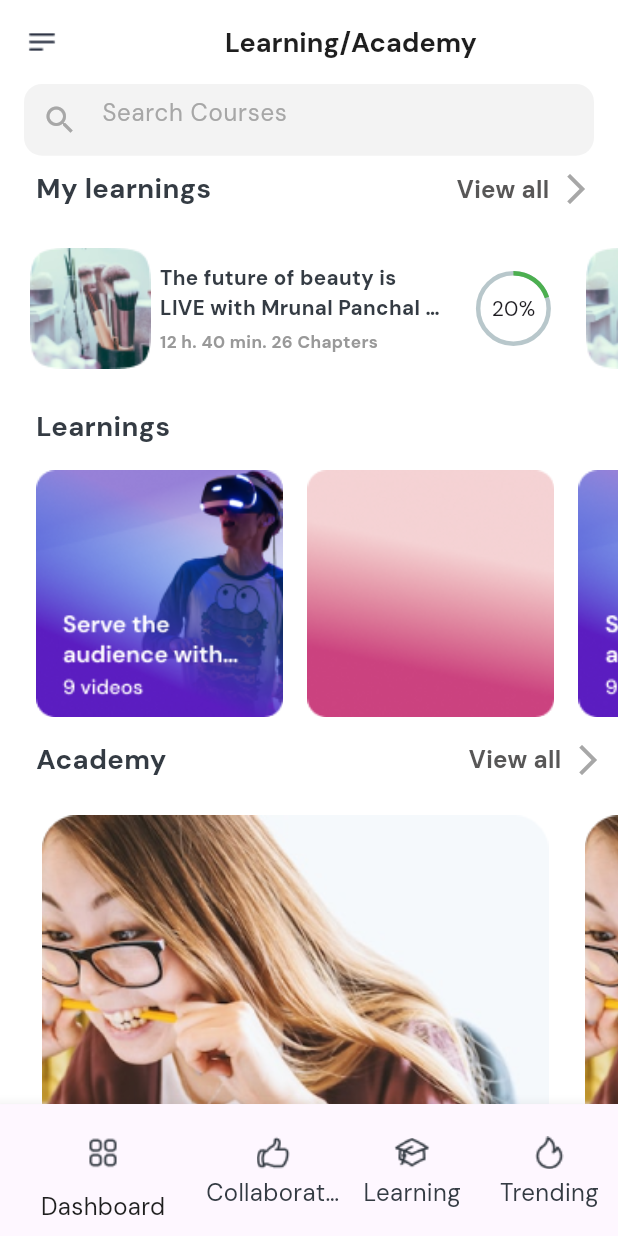
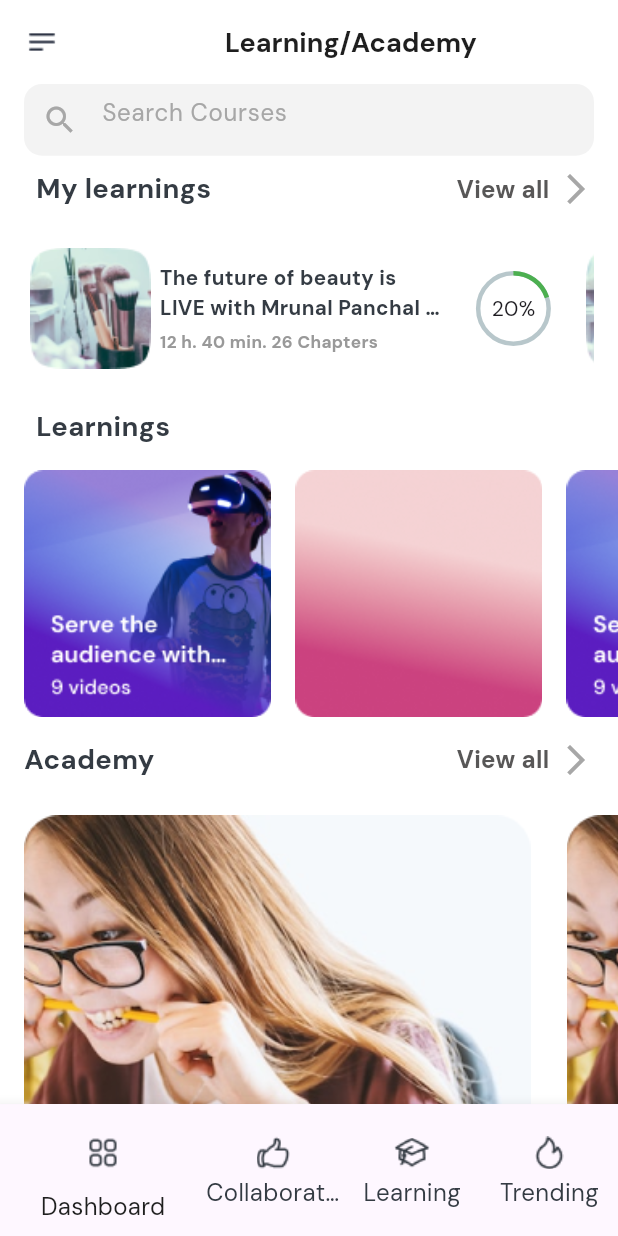
Before and after one commit to 1990jahir/e_learning, a Flutter app: the screen it shows after launch, on a phone screen of 412 x 824 dp. Run offline on Flutter 3.47's test engine with Material 3 defaults, Android fonts, the phone set to English and light mode, and no system bars; drawn by our look-alikes of percent_indicator; our stand-ins replace flutter_screenutil, get.

Commit message:
2nd commit

```diff
--- a/lib/app/modules/home/views/home_view.dart
+++ b/lib/app/modules/home/views/home_view.dart
@@ -37,16 +37,14 @@ class HomeView extends GetView<HomeController> {
         ),
       ),
       drawer: WidgetManager.dashboardDrawer(),
-      body: Padding(
-        padding: const EdgeInsets.only(left: 16.0),
-        child: SingleChildScrollView(
+      body: SingleChildScrollView(
         physics: const BouncingScrollPhysics(),
         scrollDirection: Axis.vertical,
         child: Column(
           crossAxisAlignment: CrossAxisAlignment.start,
           children: [
             Padding(
-                padding: const EdgeInsets.only(right: 16.0),
+              padding: const EdgeInsets.only(right: 16.0,left: 16.0),
               child: Container(
                 height: 40.h,
                 decoration: BoxDecoration(
@@ -76,7 +74,7 @@ class HomeView extends GetView<HomeController> {
             ),
             SizedBox(height: 8.h,),
             Padding(
-                padding: const EdgeInsets.only(right: 16.0),
+              padding: const EdgeInsets.only(right: 16.0,left: 16.0),
               child: Row(
                 mainAxisAlignment: MainAxisAlignment.spaceBetween,
                 crossAxisAlignment: CrossAxisAlignment.center,
@@ -114,7 +112,9 @@ class HomeView extends GetView<HomeController> {
               ),
             ),
             SizedBox(height: 8.h,),
-              Container(
+            Padding(
+              padding: const EdgeInsets.symmetric(horizontal: 16.0),
+              child: Container(
                 height: 95.h,
                 child: ListView.builder(
                   scrollDirection: Axis.horizontal,
@@ -258,9 +258,10 @@ class HomeView extends GetView<HomeController> {
                   },
                 ),
               ),
+            ),
             SizedBox(height: 8.h,),
             Padding(
-                padding: const EdgeInsets.only(right: 16.0),
+              padding: const EdgeInsets.only(right: 16.0,left: 16.0),
               child: Row(
                 mainAxisAlignment: MainAxisAlignment.spaceBetween,
                 crossAxisAlignment: CrossAxisAlignment.center,
@@ -282,7 +283,7 @@ class HomeView extends GetView<HomeController> {
             ),
             SizedBox(height: 8.h,),
             Padding(
-                padding: const EdgeInsets.only(left: 8.0),
+              padding: const EdgeInsets.only(left: 16.0),
               child: Container(
                 height: 148.h,
                 child: ListView.builder(
@@ -309,7 +310,7 @@ class HomeView extends GetView<HomeController> {
             ),
             SizedBox(height: 8.h,),
             Padding(
-                padding: const EdgeInsets.only(left: 8.0,right: 8.0),
+              padding: const EdgeInsets.only(left: 16.0,right: 16.0),
               child: Row(
                 mainAxisAlignment: MainAxisAlignment.spaceBetween,
                 crossAxisAlignment: CrossAxisAlignment.center,
@@ -344,7 +345,7 @@ class HomeView extends GetView<HomeController> {
               ),
             ),
             Padding(
-                padding: const EdgeInsets.only(left: 4.0),
+              padding: const EdgeInsets.only(left: 8.0),
               child: Container(
                 height: 390.h,
                 child: ListView.builder(
@@ -379,7 +380,9 @@ class HomeView extends GetView<HomeController> {
               child: Column(
                 children: [
                   SizedBox(height: 10.h,),
-                    Row(
+                  Padding(
+                    padding: const EdgeInsets.symmetric(horizontal: 16.0),
+                    child: Row(
                       mainAxisAlignment: MainAxisAlignment.spaceBetween,
                       crossAxisAlignment: CrossAxisAlignment.center,
                       children: [
@@ -396,6 +399,7 @@ class HomeView extends GetView<HomeController> {
                             ),),
                         ),
                       ],
+                    ),
                   ),
                   SizedBox(height: 8.h,),
                   Container(
@@ -505,7 +509,9 @@ class HomeView extends GetView<HomeController> {
               ),
             ),
             SizedBox(height: 8.h,),
-              Row(
+            Padding(
+              padding: const EdgeInsets.symmetric(horizontal: 16.0),
+              child: Row(
                 mainAxisAlignment: MainAxisAlignment.spaceBetween,
                 crossAxisAlignment: CrossAxisAlignment.center,
                 children: [
@@ -523,8 +529,11 @@ class HomeView extends GetView<HomeController> {
                   ),
                 ],
               ),
+            ),
             SizedBox(height: 8.h,),
-              Container(
+            Padding(
+              padding: const EdgeInsets.only(left: 16.0),
+              child: Container(
                 height: 152.h,
                 child: ListView.builder(
                   scrollDirection: Axis.horizontal,
@@ -546,6 +555,7 @@ class HomeView extends GetView<HomeController> {
                       ),
                     );
                   },
+                ),
               ),
             ),
             SizedBox(height: 8.h,),
@@ -601,7 +611,6 @@ class HomeView extends GetView<HomeController> {
           ],
         ),
       ),
-      ),
     );
   }
 }
```
Lines whose indentation alone changed are shown as unchanged.
